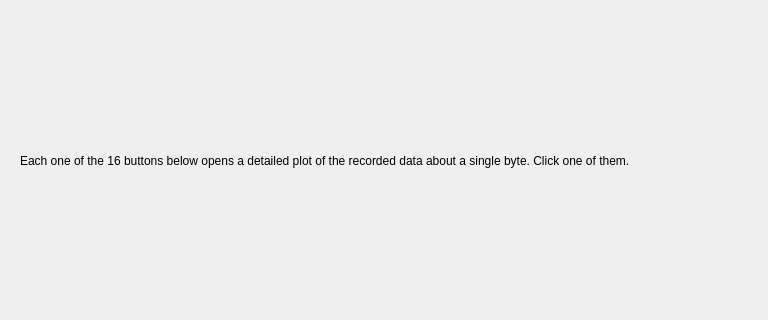
leonardogargani/attacks_output_viewer, file src/ui/mainwindow_buttons.ui: the form before one commit; both pictures show x 0 to 768 and y 150 to 470 of the 934 by 644 pixel window.
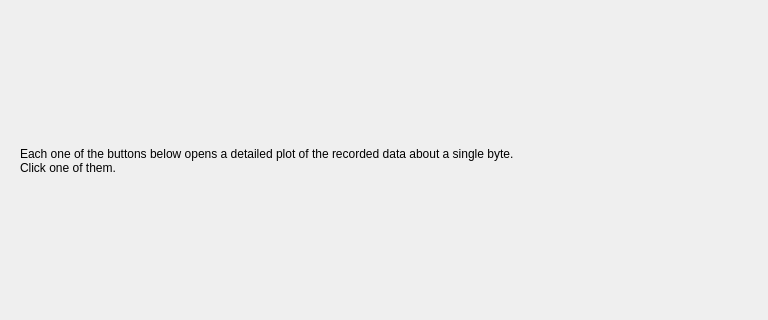
The form after the commit.

Commit message: Improve rendering of buttons and delete an old demo

Diff of the .ui file:
```diff
--- a/src/ui/mainwindow_buttons.ui
+++ b/src/ui/mainwindow_buttons.ui
@@ -52,7 +52,8 @@
     <item>
      <widget class="QLabel" name="label_2">
       <property name="text">
-       <string>Each one of the 16 buttons below opens a detailed plot of the recorded data about a single byte. Click one of them.</string>
+       <string>Each one of the buttons below opens a detailed plot of the recorded data about a single byte.
+Click one of them.</string>
       </property>
      </widget>
     </item>
```
The commit also changes 2 other files.
